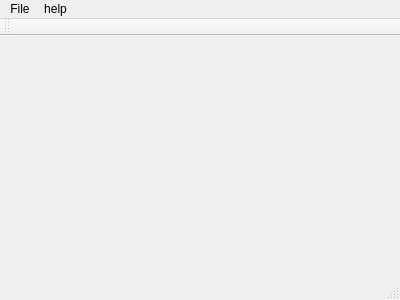
Feyzahas/ColorPop, file GS2/mainwindow.ui: the form before one commit.
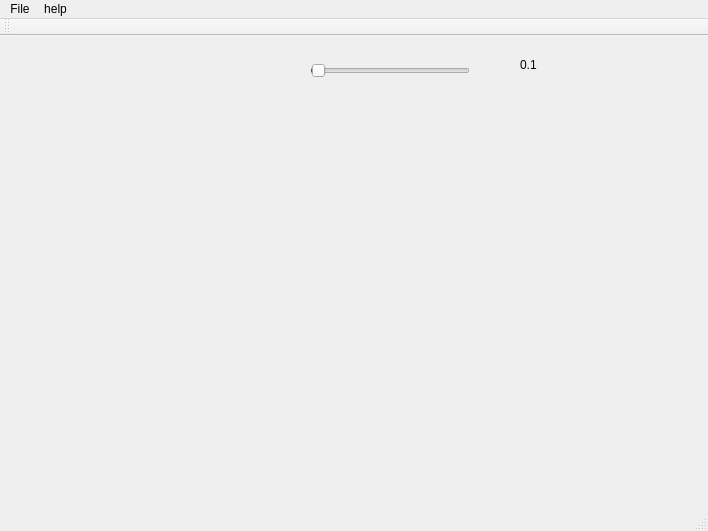
The form after the commit. Icons and pictures are not drawn.

Commit message: horizontal slider and pic

Diff of the .ui file:
```diff
--- a/GS2/mainwindow.ui
+++ b/GS2/mainwindow.ui
@@ -6,8 +6,8 @@
    <rect>
     <x>0</x>
     <y>0</y>
-    <width>400</width>
-    <height>300</height>
+    <width>708</width>
+    <height>531</height>
    </rect>
   </property>
   <property name="windowTitle">
@@ -17,8 +17,8 @@
    <widget class="QLabel" name="label">
     <property name="geometry">
      <rect>
-      <x>80</x>
-      <y>30</y>
+      <x>10</x>
+      <y>0</y>
       <width>261</width>
       <height>211</height>
      </rect>
@@ -33,13 +33,45 @@
      <bool>true</bool>
     </property>
    </widget>
+   <widget class="QSlider" name="tValueSlider">
+    <property name="geometry">
+     <rect>
+      <x>310</x>
+      <y>20</y>
+      <width>160</width>
+      <height>29</height>
+     </rect>
+    </property>
+    <property name="maximum">
+     <number>100</number>
+    </property>
+    <property name="sliderPosition">
+     <number>1</number>
+    </property>
+    <property name="orientation">
+     <enum>Qt::Horizontal</enum>
+    </property>
+   </widget>
+   <widget class="QLabel" name="tValueLabel">
+    <property name="geometry">
+     <rect>
+      <x>520</x>
+      <y>20</y>
+      <width>67</width>
+      <height>17</height>
+     </rect>
+    </property>
+    <property name="text">
+     <string>0.1</string>
+    </property>
+   </widget>
   </widget>
   <widget class="QMenuBar" name="menuBar">
    <property name="geometry">
     <rect>
      <x>0</x>
      <y>0</y>
-     <width>400</width>
+     <width>708</width>
      <height>25</height>
     </rect>
    </property>
```
Left out of the diff: 3 changed lines with no effect on the pictures. The commit also changes 2 other files.
